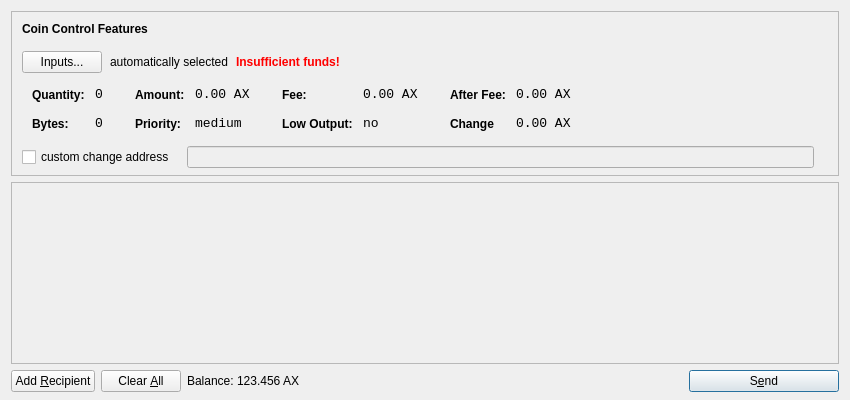
Old version of the form src/qt/forms/sendcoinsdialog.ui in the repository dev-alphax/Alpha-X.
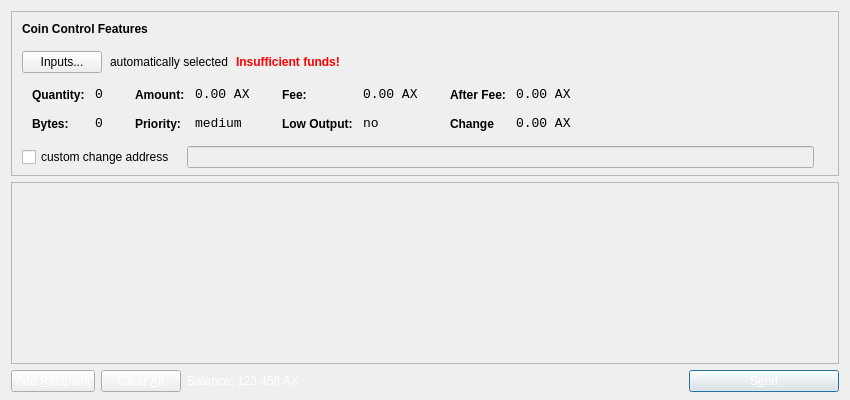
New version of the form. Icons and pictures are not drawn.

What changed in the file:
```diff
--- a/src/qt/forms/sendcoinsdialog.ui
+++ b/src/qt/forms/sendcoinsdialog.ui
@@ -685,6 +685,10 @@
        <property name="toolTip">
         <string>Send to multiple recipients at once</string>
        </property>
+       <property name="styleSheet">
+        <string notr="true">color:rgb(255,255,255);
+</string>
+       </property>
        <property name="text">
         <string>Add &amp;Recipient</string>
        </property>
@@ -708,6 +712,12 @@
        <property name="toolTip">
         <string>Remove all transaction fields</string>
        </property>
+       <property name="styleSheet">
+        <string notr="true">
+
+color:rgb(255,255,255);
+</string>
+       </property>
        <property name="text">
         <string>Clear &amp;All</string>
        </property>
@@ -736,6 +746,9 @@
            <verstretch>0</verstretch>
           </sizepolicy>
          </property>
+         <property name="styleSheet">
+          <string notr="true">color:rgb(255,255,255);</string>
+         </property>
          <property name="text">
           <string>Balance:</string>
          </property>
@@ -752,6 +765,9 @@
          <property name="cursor">
           <cursorShape>IBeamCursor</cursorShape>
          </property>
+         <property name="styleSheet">
+          <string notr="true">color:rgb(255,255,255);</string>
+         </property>
          <property name="text">
           <string>123.456 AX</string>
          </property>
@@ -786,6 +802,9 @@
        <property name="toolTip">
         <string>Confirm the send action</string>
        </property>
+       <property name="styleSheet">
+        <string notr="true">color:rgb(255,255,255);</string>
+       </property>
        <property name="text">
         <string>S&amp;end</string>
        </property>
```
Left out of the diff: 2 changed lines with no effect on the pictures.
